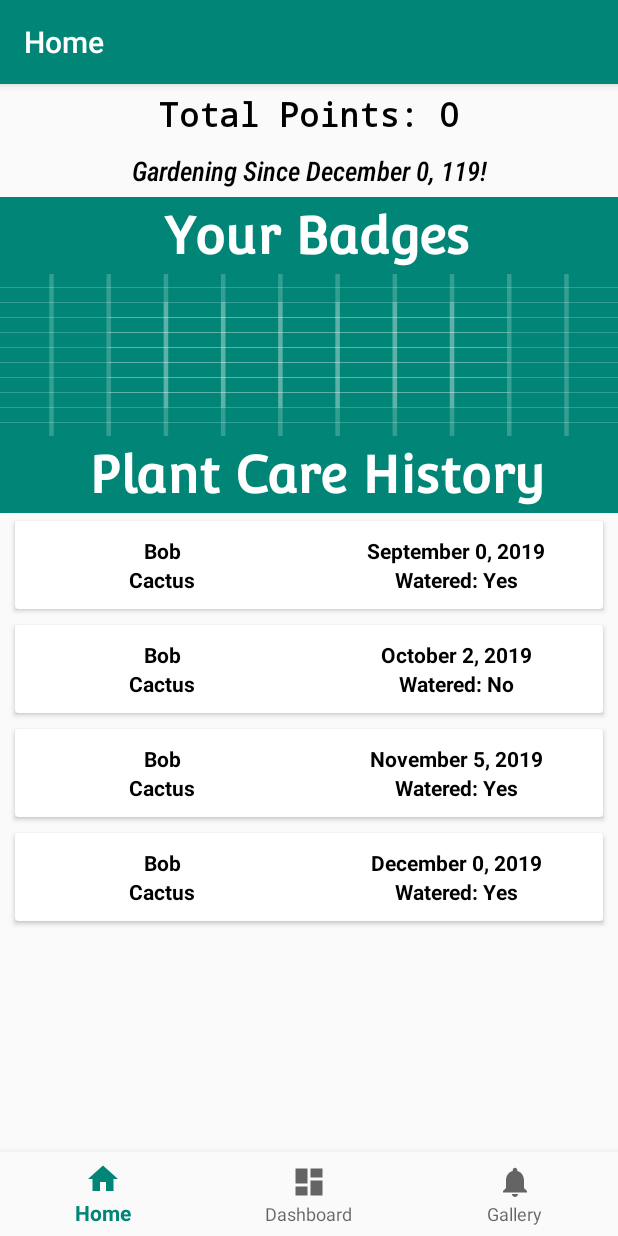
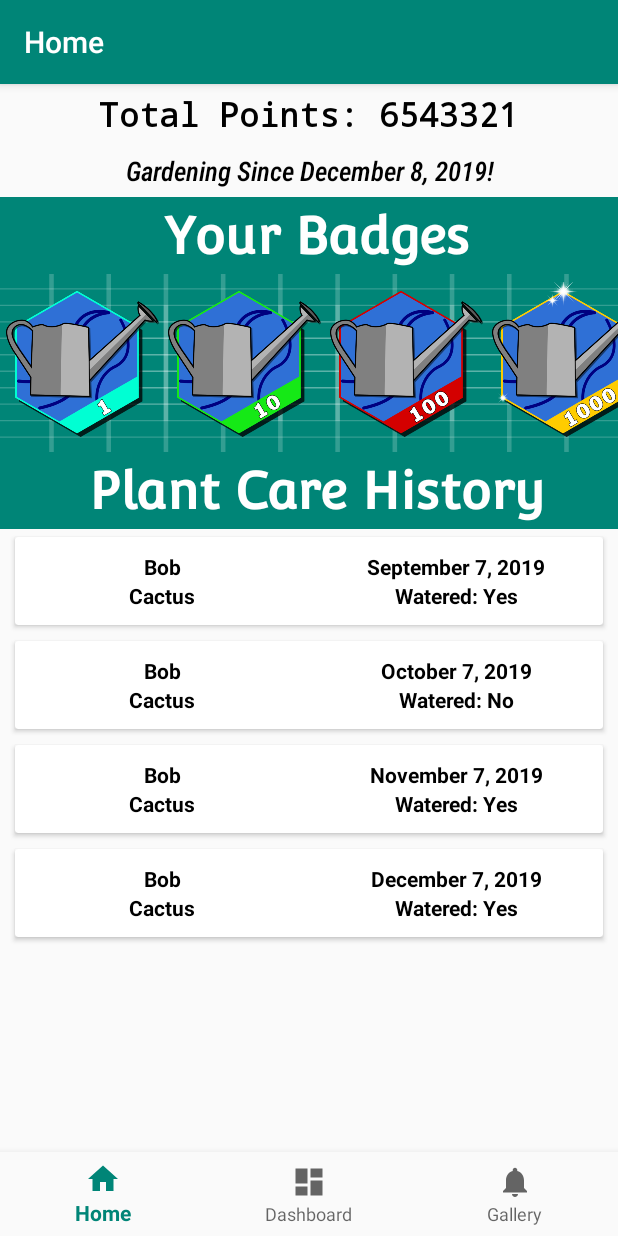
Before and after one commit to MobileAppEngg-Group1-Fall2019/Final-Project, an Android app: the screen it shows after launch (MainActivity), on a phone screen of 412 x 824 dp. Run offline under Robolectric (Android 15) with nearby library versions, the phone set to English and light mode, and no system bars; our stand-ins replace navigation-ui; libraries missing offline, so code that uses them is left out: com.kwabenaberko.openweathermaplib; 4 statements that could not run were skipped.

Commit message:
Fix Date Issue.
Signed-off-by: DanNguyen-CE <43036823+DanNguyen-CE@users.noreply.github.com>

```diff
--- a/app/src/main/java/com/group_01/finalproject/MainActivity.kt
+++ b/app/src/main/java/com/group_01/finalproject/MainActivity.kt
@@ -59,10 +59,10 @@ class MainActivity : AppCompatActivity() {
         val curTime: Date = Calendar.getInstance().time
 
         val testCare = arrayListOf(
-            CareModel(1, 1, Date(2019, 8, 7), "Caption", true),
-            CareModel(2, 1, Date(2019, 9, 7), "Caption", false),
-            CareModel(3, 1, Date(2019, 10, 7), "Caption", true),
-            CareModel(4, 1, Date(2019, 11, 7), "Caption", true)
+            CareModel(1, 1, Date(119, 8, 7), "Caption", true),
+            CareModel(2, 1, Date(119, 9, 7), "Caption", false),
+            CareModel(3, 1, Date(119, 10, 7), "Caption", true),
+            CareModel(4, 1, Date(119, 11, 7), "Caption", true)
         )
         val testPlant = PlantModel(
             1,
@@ -77,15 +77,16 @@ class MainActivity : AppCompatActivity() {
 
         if (dbHelper.getAllUsers().size == 0) { // Creates the initial user.
             val currentTime: Date = Calendar.getInstance().time
+
             val initUser = UserModel(
                 1,
                 "user_name",
-                0,
-                0,
-                0,
-                0,
-                0,
-                0,
+                6543321,
+                5,
+                6,
+                5,
+                5,
+                3,
                 currentTime,
                 12.123123,
                 13.12312312
--- a/app/src/main/java/com/group_01/finalproject/ui/home/HomeFragment.kt
+++ b/app/src/main/java/com/group_01/finalproject/ui/home/HomeFragment.kt
@@ -12,13 +12,11 @@ import androidx.lifecycle.ViewModelProviders
 import com.group_01.finalproject.R
 import com.group_01.finalproject.db.CareModel
 import com.group_01.finalproject.db.DBInterface
-import com.group_01.finalproject.db.PlantModel
 import com.group_01.finalproject.db.UserModel
 import kotlinx.android.synthetic.main.fragment_home.*
 import kotlinx.android.synthetic.main.history_card.view.*
 import java.util.*
 
-@Suppress("DEPRECATION")
 class HomeFragment : Fragment() {
 
     private lateinit var homeViewModel: HomeViewModel
@@ -56,14 +54,10 @@ class HomeFragment : Fragment() {
     @SuppressLint("SetTextI18n")
     private fun createText() {
         val points = mUser?.points.toString()
-        val year = mUser?.creationDate?.year
-        val month = mUser?.creationDate?.month
-        val day = mUser?.creationDate?.day
-
-        val stringMonth = monthToString(month)
+        val mDate = formatDate(mUser?.creationDate) // Date format: M/D/Y
 
         value_total_points.text = "Total Points: $points"
-        value_start_date.text = "Gardening Since $stringMonth $day, $year!"
+        value_start_date.text = "Gardening Since ${mDate[0]} ${mDate[1]}, ${mDate[2]}!"
     }
 
     // Create and add image view of badges to badges_layout using User db data.
@@ -110,9 +104,7 @@ class HomeFragment : Fragment() {
         mCare?.forEach {
             val layoutInflater = LayoutInflater.from(context)
             val plant = dbHelper.getPlant(it.plantID)
-            val year = it.date.year
-            val month = monthToString(it.date.month)
-            val day = it.date.day
+            val mDate = formatDate(it.date) // Date format: M/D/Y
 
             val card: View = layoutInflater.inflate( // Inflate History Card Layout.
                 R.layout.history_card,
@@ -123,7 +115,7 @@ class HomeFragment : Fragment() {
             // Set TextViews for History Card.
             card.card_name.text = plant.name
             card.card_type.text = plant.type
-            card.card_date.text = "$month $day, $year"
+            card.card_date.text = "${mDate[0]} ${mDate[1]}, ${mDate[2]}"
 
             // This is ugly but deal with it!
             card.card_bool.text = if (it.completed) "Watered: Yes" else "Watered: No"
@@ -296,6 +288,17 @@ class HomeFragment : Fragment() {
         return ""
     }
 
+    // Formats Date constructor format to MONTH - DAY - YEAR format.
+    private fun formatDate(date: Date?): List<Any> {
+        val calendar: Calendar = GregorianCalendar()
+        calendar.time = date
+        val year = calendar[Calendar.YEAR]
+        val month = monthToString(calendar[Calendar.MONTH])
+        val day = calendar[Calendar.DAY_OF_MONTH]
+
+        return listOf(month,day,year)
+    }
+
     // Create lists containing references to badge image locations
     init {
         badgesConsistency = listOf(
```
